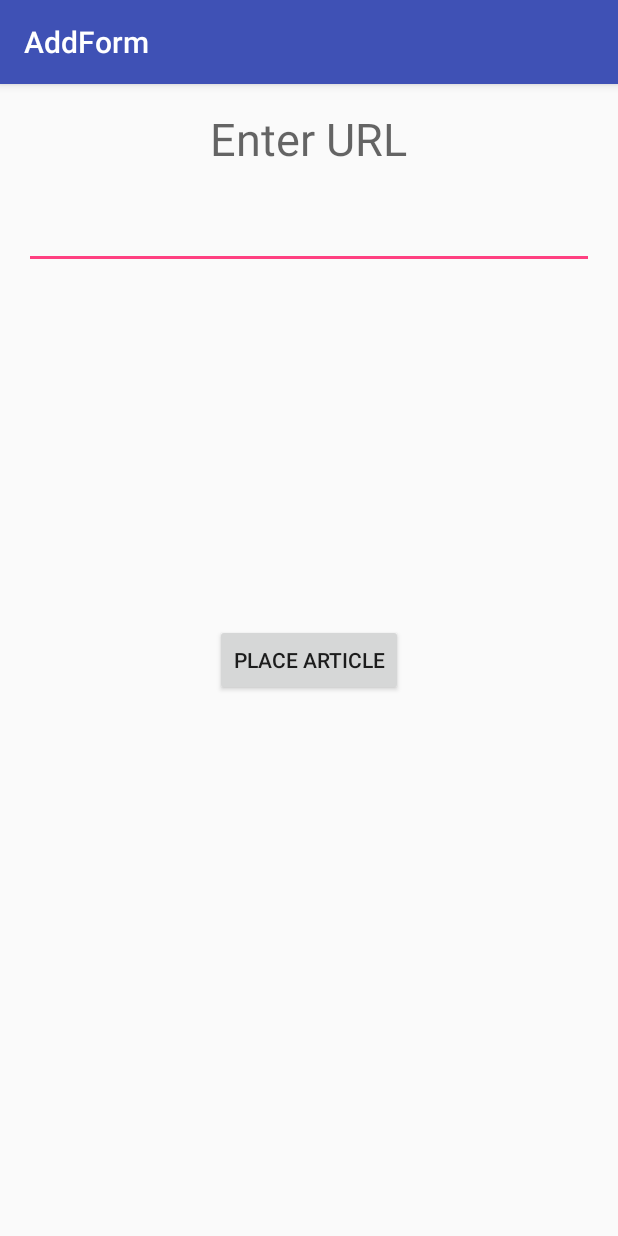
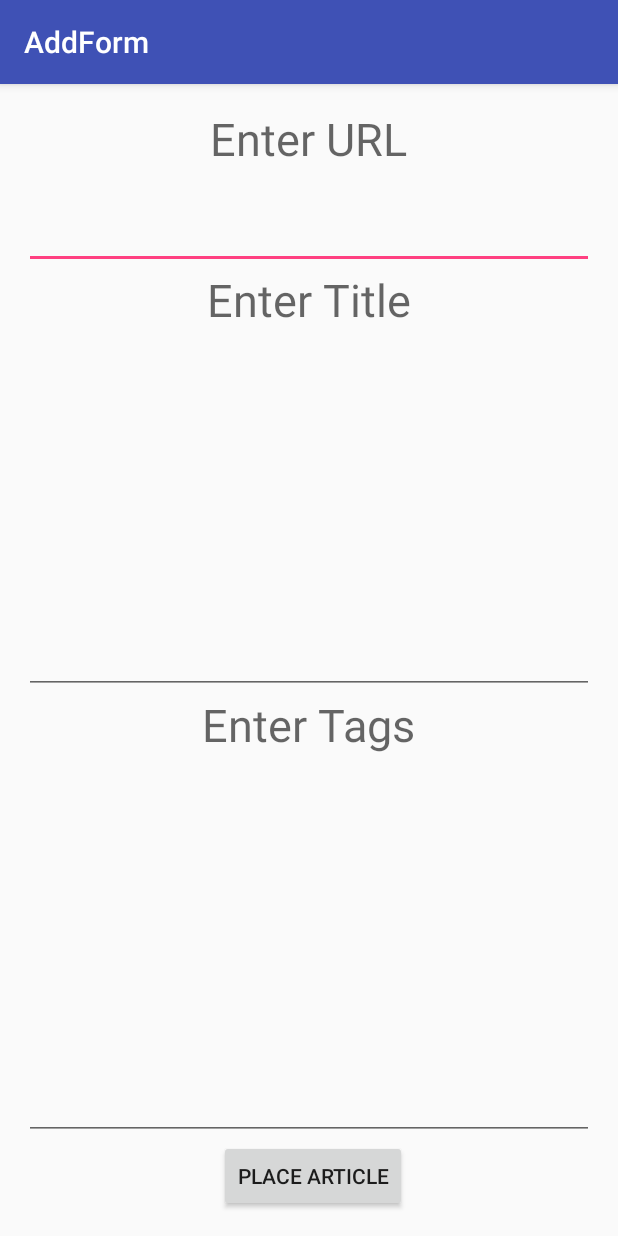
Before and after one commit to deco3500/.trim, an Android app: the screen it shows after launch (AddForm), after a tap on "ADD", on a phone screen of 412 x 824 dp. Run offline under Robolectric (Android 15) with nearby library versions, the phone set to English and light mode, and no system bars.

Commit message:
Share intent functionality

```diff
--- a/app/src/main/java/com/rhysmakesthings/discoverlocalprototype/AddForm.java
+++ b/app/src/main/java/com/rhysmakesthings/discoverlocalprototype/AddForm.java
@@ -8,6 +8,7 @@ import android.support.v7.app.AppCompatActivity;
 import android.support.v7.widget.Toolbar;
 import android.view.View;
 import android.widget.Button;
+import android.widget.EditText;
 
 public class AddForm extends AppCompatActivity {
 
@@ -17,7 +18,12 @@ public class AddForm extends AppCompatActivity {
         setContentView(R.layout.activity_add_form);
         Toolbar toolbar = (Toolbar) findViewById(R.id.toolbar);
         setSupportActionBar(toolbar);
-
+        Intent intent = getIntent();
+        String sharedText = intent.getStringExtra(Intent.EXTRA_TEXT);
+        if (sharedText != null){
+            EditText e = (EditText) findViewById(R.id.editText);
+            e.setText(sharedText);
+        }
         Button fab = (Button) findViewById(R.id.place);
         fab.setOnClickListener(new View.OnClickListener() {
             @Override
--- a/app/src/main/java/com/rhysmakesthings/discoverlocalprototype/MainActivity.java
+++ b/app/src/main/java/com/rhysmakesthings/discoverlocalprototype/MainActivity.java
@@ -2,6 +2,7 @@ package com.rhysmakesthings.discoverlocalprototype;
 
 import android.content.pm.PackageManager;
 import android.location.Location;
+import android.net.Uri;
 import android.os.Bundle;
 import android.support.annotation.NonNull;
 import android.support.v4.content.ContextCompat;
@@ -33,6 +34,9 @@ public class MainActivity extends AppCompatActivity implements OnMapReadyCallbac
     @Override
     protected void onCreate(Bundle savedInstanceState) {
         super.onCreate(savedInstanceState);
+        Intent intent = getIntent();
+        String type = intent.getType();
+        String action = intent.getAction();
         setContentView(R.layout.main_layout);
         if (mGoogleApiClient == null) {
             mGoogleApiClient = new GoogleApiClient.Builder(this)
@@ -48,6 +52,16 @@ public class MainActivity extends AppCompatActivity implements OnMapReadyCallbac
                 startActivity(new Intent(MainActivity.this, AddForm.class));
             }
         });
+        if (Intent.ACTION_SEND.equals(action)) {
+            if ("text/plain".equals(type)) {
+                String sharedText = intent.getStringExtra(Intent.EXTRA_TEXT);
+                if (sharedText != null) {
+                    Intent i = new Intent(MainActivity.this, AddForm.class);
+                    i.putExtra("EXTRA_TEXT",sharedText);
+                    startActivity(i);
+                }
+            }
+        }
     }
 
     @Override
@@ -73,6 +87,7 @@ public class MainActivity extends AppCompatActivity implements OnMapReadyCallbac
         if (ContextCompat.checkSelfPermission(this, android.Manifest.permission.ACCESS_FINE_LOCATION)
                 == PackageManager.PERMISSION_GRANTED) {
             map.setMyLocationEnabled(true);
+            map.moveCamera(CameraUpdateFactory.newLatLngZoom(map.getCameraPosition().target, 12f));
         }
 
         // Otherwise display "No Permissions" layout
@@ -81,8 +96,7 @@ public class MainActivity extends AppCompatActivity implements OnMapReadyCallbac
         }
 
         // Changed temporarily for debugging.
-        map.getUiSettings().setMyLocationButtonEnabled(true);
-
+        map.getUiSettings().setScrollGesturesEnabled(false);
         mapReady = true;
     }
     private void markLocation(){
@@ -97,7 +111,7 @@ public class MainActivity extends AppCompatActivity implements OnMapReadyCallbac
                 LatLng location = new LatLng(lastLocation.getLatitude(), lastLocation.getLongitude());
                 myMarker = map.addMarker(
                         new MarkerOptions().position(location).title("Marker at your location").icon(
-                                BitmapDescriptorFactory.fromAsset("run.bmp")));
+                                BitmapDescriptorFactory.fromAsset("run.png")));
                 map.moveCamera(CameraUpdateFactory.newLatLng(location));
             }
         }
--- a/app/src/main/res/layout/content_add_form.xml
+++ b/app/src/main/res/layout/content_add_form.xml
@@ -38,6 +38,47 @@
         android:layout_height="wrap_content"
         android:text="Place Article"
         android:id="@+id/place"
+        android:layout_alignParentBottom="true"
+        android:layout_alignRight="@+id/textView2"
+        android:layout_alignEnd="@+id/textView2" />
+
+    <EditText
+        android:layout_width="wrap_content"
+        android:layout_height="wrap_content"
+        android:id="@+id/editText2"
         android:layout_centerVertical="true"
+        android:layout_alignParentLeft="true"
+        android:layout_alignParentStart="true"
+        android:layout_alignRight="@+id/editText"
+        android:layout_alignEnd="@+id/editText" />
+
+    <TextView
+        android:layout_width="wrap_content"
+        android:layout_height="wrap_content"
+        android:textAppearance="?android:attr/textAppearanceMedium"
+        android:text="Enter Title"
+        android:id="@+id/textView3"
+        android:textSize="30dp"
+        android:layout_below="@+id/editText"
         android:layout_centerHorizontal="true" />
+
+    <TextView
+        android:layout_width="wrap_content"
+        android:layout_height="wrap_content"
+        android:textAppearance="?android:attr/textAppearanceMedium"
+        android:text="Enter Tags"
+        android:id="@+id/textView4"
+        android:textSize="30dp"
+        android:layout_below="@+id/editText2"
+        android:layout_centerHorizontal="true" />
+
+    <EditText
+        android:layout_width="wrap_content"
+        android:layout_height="wrap_content"
+        android:id="@+id/editText3"
+        android:layout_above="@+id/place"
+        android:layout_alignParentLeft="true"
+        android:layout_alignParentStart="true"
+        android:layout_alignRight="@+id/editText2"
+        android:layout_alignEnd="@+id/editText2" />
 </RelativeLayout>
```
Also changed, not shown: app/src/main/AndroidManifest.xml (+7 -2 lines), app/src/main/assets/run.png (added).
